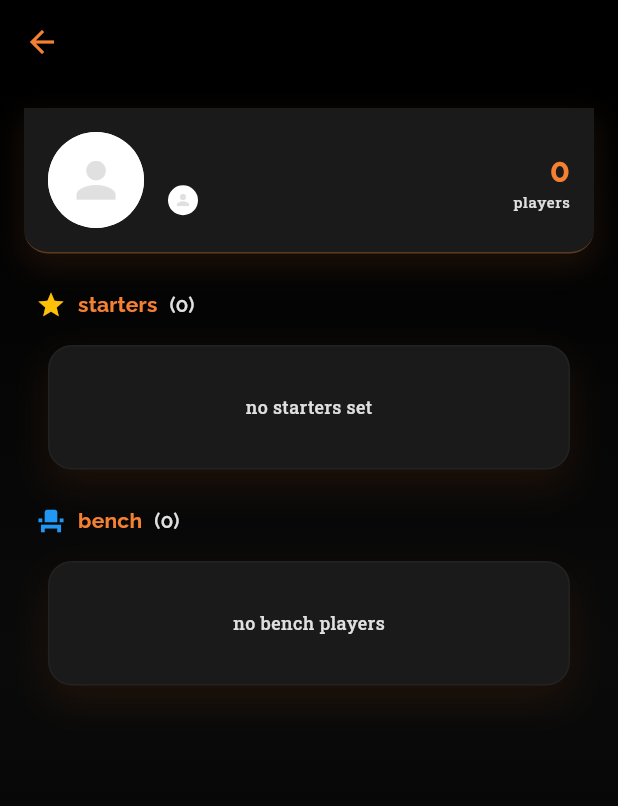
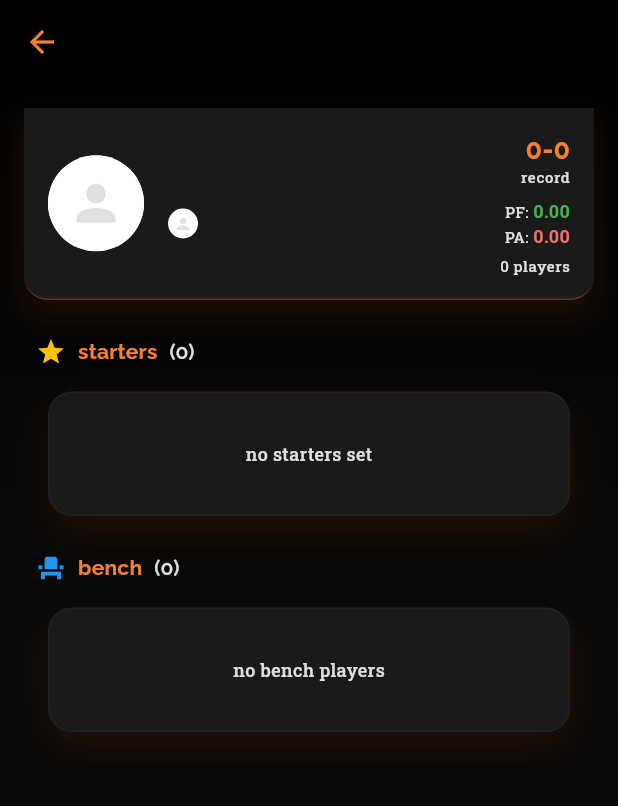
Before and after one commit to alloatech/rem_mm, a Flutter app: the RosterDetailPage screen opened directly with empty values, on a phone screen of 412 x 824 dp. Shown: the top 806 px of the screen. Run offline on Flutter 3.47's test engine with Material 3 defaults, Android fonts, the phone set to English and light mode, and no system bars; our stand-ins replace envied, flutter_riverpod, google_fonts, supabase_flutter; accounts and stored records are empty; generated files the repository leaves out were written again; network calls fail.

Commit message:
feat: Add season stats and record display to roster detail page

```diff
--- a/lib/features/leagues/domain/roster.dart
+++ b/lib/features/leagues/domain/roster.dart
@@ -55,6 +55,25 @@ class Roster {
 
   /// Short team name (just the custom name or owner name)
   String get shortName => teamName ?? ownerDisplayName ?? 'Team $sleeperRosterId';
+
+  /// Season stats from settings
+  int get wins => settings?['wins'] as int? ?? 0;
+  int get losses => settings?['losses'] as int? ?? 0;
+  int get ties => settings?['ties'] as int? ?? 0;
+
+  double get pointsFor {
+    final fpts = settings?['fpts'] as int? ?? 0;
+    final decimal = settings?['fpts_decimal'] as int? ?? 0;
+    return fpts + (decimal / 100);
+  }
+
+  double get pointsAgainst {
+    final fpts = settings?['fpts_against'] as int? ?? 0;
+    final decimal = settings?['fpts_against_decimal'] as int? ?? 0;
+    return fpts + (decimal / 100);
+  }
+
+  String get record => '$wins-$losses${ties > 0 ? '-$ties' : ''}';
 
   factory Roster.fromJson(Map<String, dynamic> json, {String? currentUserSleeperID}) {
     final sleeperOwnerId = json['sleeper_owner_id'] as String;
--- a/lib/features/leagues/presentation/pages/roster_detail_page.dart
+++ b/lib/features/leagues/presentation/pages/roster_detail_page.dart
@@ -91,19 +91,67 @@ class RosterDetailPage extends ConsumerWidget {
                           ],
                         ),
                       ),
-                      // Stats
+                      // Stats - Season totals
                       Column(
                         crossAxisAlignment: CrossAxisAlignment.end,
                         children: [
+                          // Record
                           Text(
-                            '${roster.playerIds.length}',
-                            style: theme.textTheme.headlineMedium?.copyWith(
+                            roster.record,
+                            style: theme.textTheme.titleLarge?.copyWith(
                               color: theme.colorScheme.primary,
                               fontWeight: FontWeight.bold,
                             ),
                           ),
                           Text(
-                            'players',
+                            'record',
+                            style: theme.textTheme.bodySmall?.copyWith(
+                              color: theme.colorScheme.onSurfaceVariant,
+                            ),
+                          ),
+                          const SizedBox(height: 8),
+                          // Points For
+                          Row(
+                            mainAxisSize: MainAxisSize.min,
+                            children: [
+                              Text(
+                                'PF: ',
+                                style: theme.textTheme.bodySmall?.copyWith(
+                                  color: theme.colorScheme.onSurfaceVariant,
+                                ),
+                              ),
+                              Text(
+                                roster.pointsFor.toStringAsFixed(2),
+                                style: theme.textTheme.bodyMedium?.copyWith(
+                                  color: Colors.green,
+                                  fontWeight: FontWeight.bold,
+                                ),
+                              ),
+                            ],
+                          ),
+                          // Points Against
+                          Row(
+                            mainAxisSize: MainAxisSize.min,
+                            children: [
+                              Text(
+                                'PA: ',
+                                style: theme.textTheme.bodySmall?.copyWith(
+                                  color: theme.colorScheme.onSurfaceVariant,
+                                ),
+                              ),
+                              Text(
+                                roster.pointsAgainst.toStringAsFixed(2),
+                                style: theme.textTheme.bodyMedium?.copyWith(
+                                  color: Colors.red.shade300,
+                                  fontWeight: FontWeight.bold,
+                                ),
+                              ),
+                            ],
+                          ),
+                          const SizedBox(height: 4),
+                          // Player count
+                          Text(
+                            '${roster.playerIds.length} players',
                             style: theme.textTheme.bodySmall?.copyWith(
                               color: theme.colorScheme.onSurfaceVariant,
                             ),
@@ -137,11 +185,11 @@ class RosterDetailPage extends ConsumerWidget {
                 ),
                 const SizedBox(height: 16),
 
-                // IR/Taxi
+                // IR
                 if (irPlayers.isNotEmpty)
                   _buildSection(
                     context,
-                    title: 'IR/taxi squad',
+                    title: 'IR',
                     icon: Icons.local_hospital,
                     iconColor: Colors.red,
                     players: irPlayers,
```
Also changed, not shown: 1 other file.
